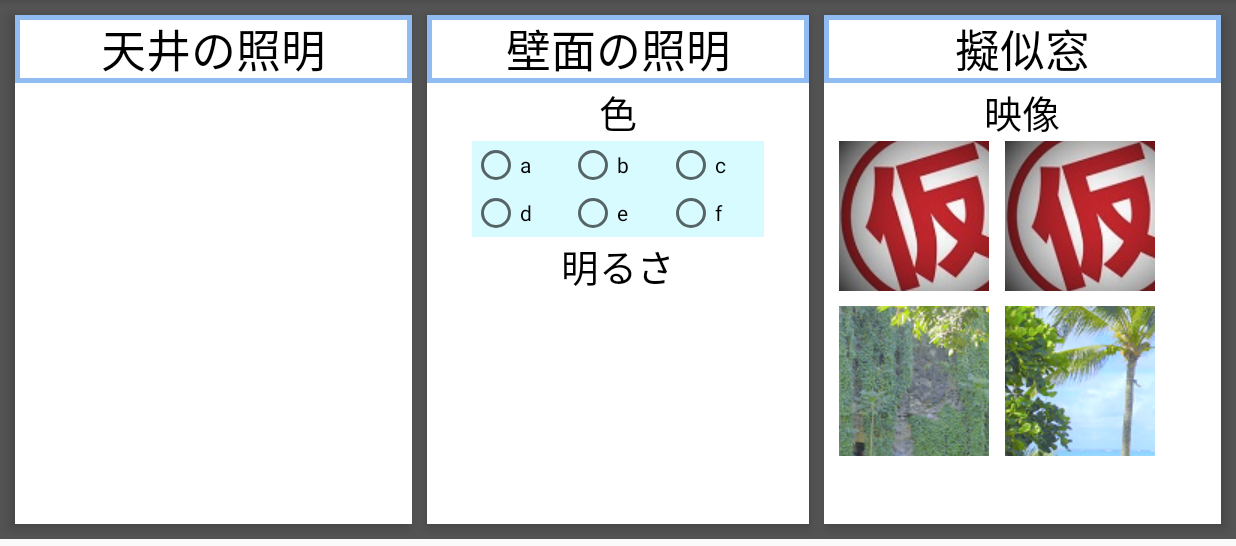
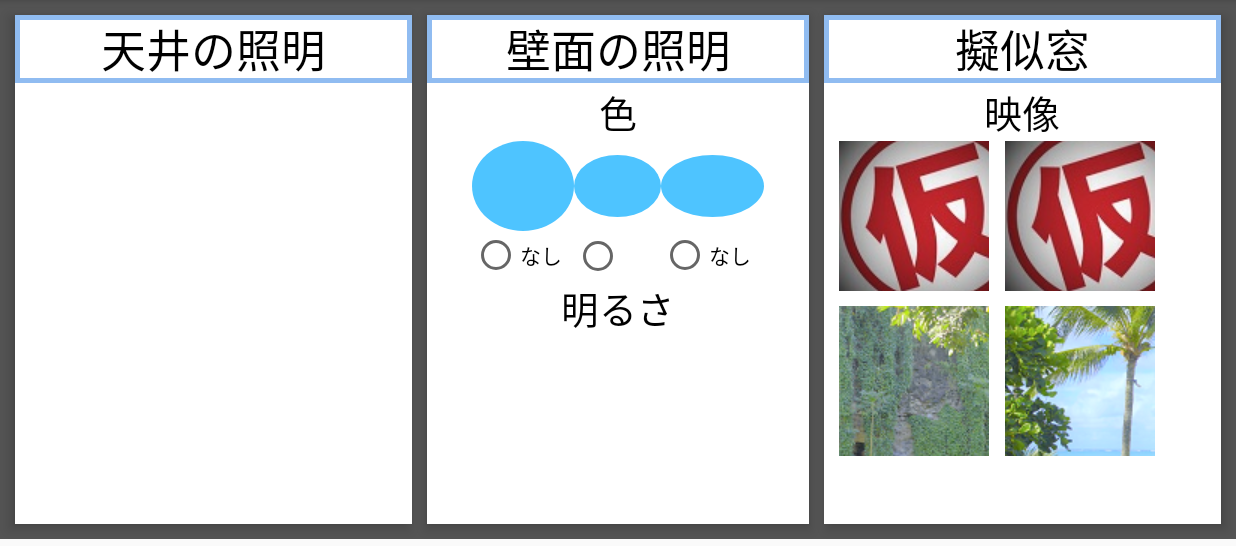
Before and after one commit to redbirdh/MClabExp2, an Android app: the screen it shows after launch (MainActivity), on a phone screen of 824 x 412 dp (held sideways), the part 72-618 px from its top. Run offline under Robolectric (Android 15) with nearby library versions, the phone set to English and light mode, and no system bars.

Commit message:
UI追加

```diff
--- a/app/src/main/java/isdl/hyoneda/mc_lab_exp/ExpFragment.kt
+++ b/app/src/main/java/isdl/hyoneda/mc_lab_exp/ExpFragment.kt
@@ -1,10 +1,14 @@
 package isdl.hyoneda.mc_lab_exp
 
 import android.os.Bundle
+import android.support.v7.app.AppCompatActivity
 import android.support.v4.app.Fragment
 import android.view.LayoutInflater
 import android.view.View
 import android.view.ViewGroup
+import android.widget.RadioGroup
+import android.widget.Toast
+
 
 class ExpFragment : Fragment() {
     override fun onCreate(savedInstanceState: Bundle?) {
@@ -13,6 +17,20 @@ class ExpFragment : Fragment() {
 
     // UIに関してはここをいじる
     override fun onCreateView(inflater: LayoutInflater, container: ViewGroup?, savedInstanceState: Bundle?): View {
+        /*
+        val colorGroup = findViewById<RadioGroup>(R.id.color_group)
+        colorGroup.setOnCheckedChangeListener { _, checkedId: Int ->
+            when (checkedId) {
+                R.id.radio_1 -> Toast.makeText(this, "赤色が選ばれています", Toast.LENGTH_SHORT).show()
+                R.id.radio_2 -> Toast.makeText(this, "黄色が選ばれています", Toast.LENGTH_SHORT).show()
+                R.id.radio_3 -> Toast.makeText(this, "青色が選ばれています", Toast.LENGTH_SHORT).show()
+                R.id.radio_4 -> Toast.makeText(this, "青色が選ばれています", Toast.LENGTH_SHORT).show()
+                R.id.radio_5 -> Toast.makeText(this, "青色が選ばれています", Toast.LENGTH_SHORT).show()
+                R.id.radio_6 -> Toast.makeText(this, "青色が選ばれています", Toast.LENGTH_SHORT).show()
+                else -> throw IllegalArgumentException("not supported")
+            }
+        }*/
+
         return inflater.inflate(R.layout.fragment_exp, container, false)
     }
 }
--- a/app/src/main/java/isdl/hyoneda/mc_lab_exp/MainActivity.kt
+++ b/app/src/main/java/isdl/hyoneda/mc_lab_exp/MainActivity.kt
@@ -10,6 +10,7 @@ import android.support.v7.app.AppCompatActivity
 import android.view.Menu
 import android.view.MenuItem
 import android.view.View
+import android.widget.Toast
 import kotlinx.android.synthetic.main.activity_main.*
 import kotlinx.android.synthetic.main.app_bar_main.*
 
@@ -35,7 +36,6 @@ class MainActivity : AppCompatActivity(), NavigationView.OnNavigationItemSelecte
         toggle.syncState()
 
         nav_view.setNavigationItemSelectedListener(this)
-
 
         // 初期画面をexp_fragmentにする
         supportFragmentManager.beginTransaction().replace(R.id.frameLayout, ExpFragment()).commit()
--- /dev/null
+++ b/app/src/main/res/drawable/radio_round_icon.xml
@@ -0,0 +1,25 @@
+<?xml version="1.0" encoding="utf-8"?>
+<selector xmlns:android="http://schemas.android.com/apk/res/android">
+    <!-- 選択時 -->
+    <item android:state_checked="true">
+        <shape android:shape="oval">
+            <solid android:color="#4ec4ff" />
+            <size android:width="53dp" android:height="53dp" />
+            <stroke android:width="5dp" android:color="#ff0000" />
+        </shape>
+    </item>
+
+    <!-- タップ時 -->
+    <item android:state_pressed="true" >
+        <shape android:shape="oval">
+        </shape>
+    </item>
+
+    <!-- 未選択時 -->
+    <item>
+        <shape android:shape="oval">
+            <solid android:color="#FF4EC4FF" />
+            <size android:width="48dp" android:height="48dp" />
+        </shape>
+    </item>
+</selector>
--- a/app/src/main/res/layout/fragment_exp.xml
+++ b/app/src/main/res/layout/fragment_exp.xml
@@ -69,11 +69,12 @@
                 android:textSize="25sp" />
 
             <RadioGroup
+                android:id="@+id/color_group"
                 android:layout_width="match_parent"
                 android:layout_height="wrap_content"
                 android:layout_marginEnd="30dp"
                 android:layout_marginStart="30dp"
-                android:background="#d7fbff">
+                android:background="#ffffff">
 
                 <TableLayout
                     android:layout_width="match_parent"
@@ -81,28 +82,36 @@
 
                     <TableRow
                         android:layout_width="match_parent"
-                        android:layout_height="match_parent">
+                        android:layout_height="wrap_content">
 
                         <RadioButton
-                            android:id="@+id/radioButton5"
-                            android:layout_width="wrap_content"
-                            android:layout_height="wrap_content"
+                            android:id="@+id/radio_1"
+                            android:layout_width="50dp"
+                            android:layout_height="60dp"
                             android:layout_weight="1"
-                            android:text="a" />
+                            android:background="@drawable/radio_round_icon"
+                            android:button="@null"
+                            android:text="" />
 
                         <RadioButton
-                            android:id="@+id/radioButton"
-                            android:layout_width="wrap_content"
-                            android:layout_height="wrap_content"
+                            android:id="@+id/radio_2"
+                            android:layout_width="50dp"
+                            android:layout_height="41dp"
                             android:layout_weight="1"
-                            android:text="b" />
+                            android:background="@drawable/radio_round_icon"
+                            android:button="@null"
+                            android:paddingEnd="20dp"
+                            android:paddingStart="20dp"
+                            android:text="" />
 
                         <RadioButton
-                            android:id="@+id/radioButton4"
-                            android:layout_width="wrap_content"
-                            android:layout_height="wrap_content"
+                            android:id="@+id/radio_3"
+                            android:layout_width="50dp"
+                            android:layout_height="41dp"
                             android:layout_weight="1"
-                            android:text="c" />
+                            android:background="@drawable/radio_round_icon"
+                            android:button="@null"
+                            android:text="" />
                     </TableRow>
 
                     <TableRow
@@ -110,25 +119,25 @@
                         android:layout_height="match_parent">
 
                         <RadioButton
-                            android:id="@+id/radioButton6"
+                            android:id="@+id/radio_4"
                             android:layout_width="wrap_content"
                             android:layout_height="wrap_content"
                             android:layout_weight="1"
-                            android:text="d" />
+                            android:text="なし" />
 
                         <RadioButton
-                            android:id="@+id/radioButton3"
+                            android:id="@+id/radio_5"
                             android:layout_width="wrap_content"
                             android:layout_height="wrap_content"
                             android:layout_weight="1"
-                            android:text="e" />
+                            android:text="" />
 
                         <RadioButton
-                            android:id="@+id/radioButton2"
+                            android:id="@+id/radio_6"
                             android:layout_width="wrap_content"
                             android:layout_height="wrap_content"
                             android:layout_weight="1"
-                            android:text="f" />
+                            android:text="なし" />
                     </TableRow>
 
                 </TableLayout>
--- a/app/src/main/res/values/colors.xml
+++ b/app/src/main/res/values/colors.xml
@@ -3,4 +3,8 @@
     <color name="colorPrimary">#3F51B5</color>
     <color name="colorPrimaryDark">#303F9F</color>
     <color name="colorAccent">#aa00ff</color>
+    <!-- round custom radio button -->
+    <color name="radio_color">#007aff</color>
+    <color name="radio_tap_color">#40007aff</color>
+    <color name="radio_white_color">#ffffff</color>
 </resources>
--- a/app/src/main/res/values/dimens.xml
+++ b/app/src/main/res/values/dimens.xml
@@ -5,4 +5,7 @@
     <dimen name="nav_header_vertical_spacing">8dp</dimen>
     <dimen name="nav_header_height">176dp</dimen>
     <dimen name="fab_margin">16dp</dimen>
+
+    <!-- custom radio round icom -->
+    <dimen name="radio_corner_radius">10dp</dimen>
 </resources>
```
Also changed, not shown: app/build.gradle (line endings or trailing spaces).
